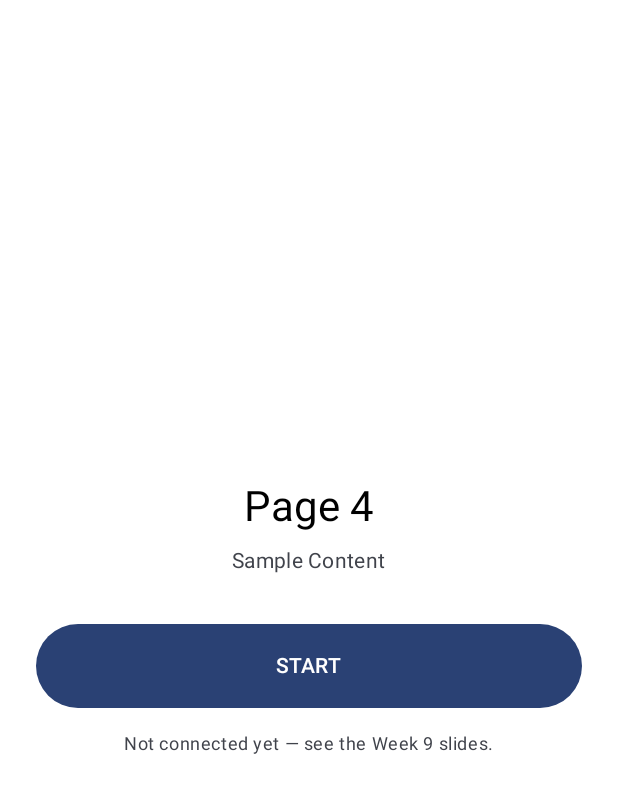
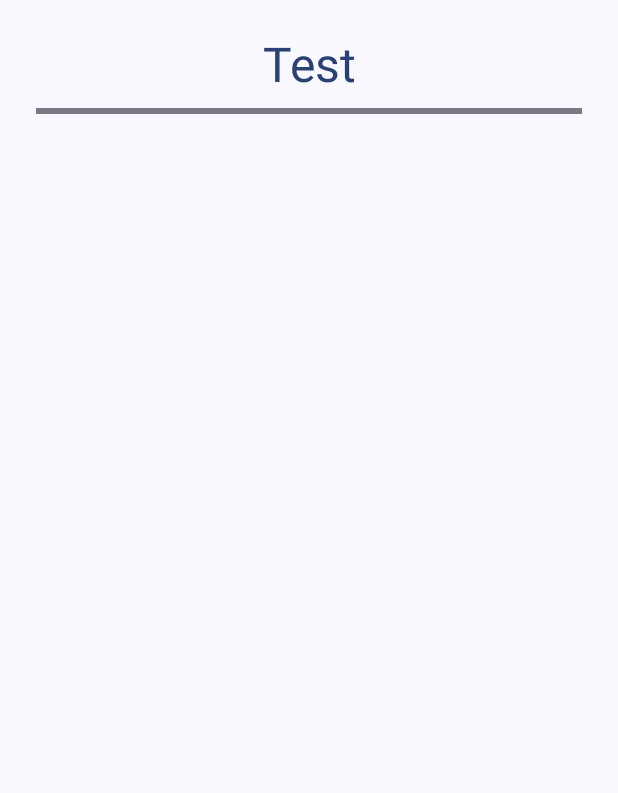
Before and after one commit to Themiei/BoardGameApplication, an Android app built with Jetpack Compose: the @Preview function PreviewCollectionsPage, on a phone screen of 412 x 824 dp. Shown: the top 793 px of the screen. Run offline under Robolectric (Android 15) with nearby library versions, the phone set to English and light mode, and no system bars.

Commit message:
Added barebones Lazylist to Page 4 (Collections)
Page 4 does not have a blueprint for what a game or a collection should look like for now

```diff
--- a/app/src/main/java/com/nyp/scaffoldingapp/ui/pages/Page4.kt
+++ b/app/src/main/java/com/nyp/scaffoldingapp/ui/pages/Page4.kt
@@ -1,13 +1,20 @@
 package com.nyp.scaffoldingapp.ui.pages
 
+import android.text.style.BackgroundColorSpan
 import androidx.compose.foundation.layout.*
 import androidx.compose.material3.*
 import androidx.compose.runtime.Composable
 import androidx.compose.ui.Alignment
 import androidx.compose.ui.Modifier
+import androidx.compose.ui.graphics.Color
 import androidx.compose.ui.tooling.preview.Preview
 import androidx.compose.ui.unit.dp
 import com.nyp.scaffoldingapp.ui.theme.ScaffoldingTheme
+import androidx.compose.foundation.background
+import androidx.compose.foundation.layout.Arrangement
+import androidx.compose.foundation.lazy.LazyColumn
+import androidx.compose.foundation.lazy.LazyRow
+
 
 /**
  * Page 4 — the game launcher.
@@ -23,45 +30,35 @@ import com.nyp.scaffoldingapp.ui.theme.ScaffoldingTheme
  */
 @Composable
 fun Page4(modifier: Modifier = Modifier) {
-    Column(
-        modifier.fillMaxSize().padding(24.dp),
-        verticalArrangement = Arrangement.Center,
-        horizontalAlignment = Alignment.CenterHorizontally
-    ) {
-        Text("Page 4", style = MaterialTheme.typography.headlineMedium)
-        Spacer(Modifier.height(8.dp))
-        Text(
-            "Sample Content",
-            style = MaterialTheme.typography.bodyMedium,
-            color = MaterialTheme.colorScheme.onSurfaceVariant
-        )
+   Column(modifier.fillMaxSize().background(MaterialTheme.colorScheme.background).padding(24.dp), verticalArrangement = Arrangement.Top,
+       horizontalAlignment = Alignment.CenterHorizontally)
+   {
+        Text("Test",
+            style = MaterialTheme.typography.headlineLarge,
+            color = MaterialTheme.colorScheme.primary,
+            )
+       Spacer(modifier.size(8.dp))
+       HorizontalDivider(modifier = Modifier, 4.dp)
+       LazyColumn()
+       {
 
-        Spacer(Modifier.height(32.dp))
+           item{
+               LazyRow(
+                   contentPadding = PaddingValues(horizontal = 16.dp),
+                   horizontalArrangement = Arrangement.spacedBy(12.dp)) {
 
-        Button(
-            onClick = {
-                // TODO (Week 9): launch your game Activity for a result.
-            },
-            modifier = Modifier.fillMaxWidth().height(56.dp)
-        ) {
-            Text("START")
-        }
 
-        Spacer(Modifier.height(16.dp))
-
-        Text(
-            "Not connected yet — see the Week 9 slides.",
-            style = MaterialTheme.typography.bodySmall,
-            color = MaterialTheme.colorScheme.onSurfaceVariant
-        )
-    }
+               }
+           }
+       }
+   }
 }
 
 @Preview
 @Composable
 fun PreviewCollectionsPage()
 {
-    ScaffoldingTheme()
+    ScaffoldingTheme(false)
     {
         Page4();
     }
```
